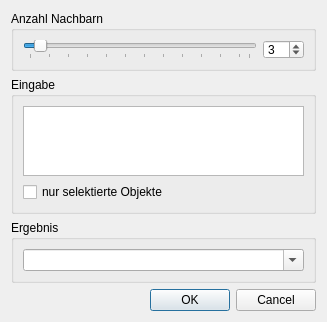
Old version of the form ui_concavehull.ui in the repository detlevn/QGIS-ConcaveHull-Plugin.
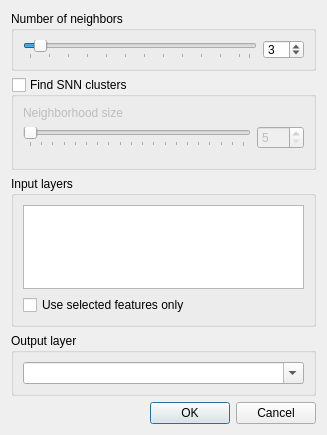
New version of the form.

What changed in the file:
```diff
--- a/ui_concavehull.ui
+++ b/ui_concavehull.ui
@@ -7,7 +7,7 @@
     <x>0</x>
     <y>0</y>
     <width>327</width>
-    <height>319</height>
+    <height>435</height>
    </rect>
   </property>
   <property name="windowTitle">
@@ -29,7 +29,7 @@
       </size>
      </property>
      <property name="title">
-      <string>Anzahl Nachbarn</string>
+      <string>Number of neighbors</string>
      </property>
      <layout class="QHBoxLayout" name="horizontalLayout">
       <item>
@@ -73,10 +73,136 @@
      </layout>
     </widget>
    </item>
+   <item>
+    <widget class="QGroupBox" name="gb_clustering">
+     <property name="minimumSize">
+      <size>
+       <width>0</width>
+       <height>0</height>
+      </size>
+     </property>
+     <property name="title">
+      <string>Find SNN clusters</string>
+     </property>
+     <property name="checkable">
+      <bool>true</bool>
+     </property>
+     <property name="checked">
+      <bool>false</bool>
+     </property>
+     <layout class="QVBoxLayout" name="verticalLayout_4">
+      <item>
+       <widget class="QFrame" name="frame">
+        <property name="sizePolicy">
+         <sizepolicy hsizetype="MinimumExpanding" vsizetype="Maximum">
+          <horstretch>0</horstretch>
+          <verstretch>0</verstretch>
+         </sizepolicy>
+        </property>
+        <property name="frameShape">
+         <enum>QFrame::NoFrame</enum>
+        </property>
+        <property name="frameShadow">
+         <enum>QFrame::Plain</enum>
+        </property>
+        <property name="lineWidth">
+         <number>0</number>
+        </property>
+        <layout class="QHBoxLayout" name="horizontalLayout_2">
+         <property name="margin">
+          <number>0</number>
+         </property>
+         <item>
+          <widget class="QLabel" name="label">
+           <property name="sizePolicy">
+            <sizepolicy hsizetype="Preferred" vsizetype="Maximum">
+             <horstretch>0</horstretch>
+             <verstretch>0</verstretch>
+            </sizepolicy>
+           </property>
+           <property name="text">
+            <string>Neighborhood size</string>
+           </property>
+          </widget>
+         </item>
+        </layout>
+       </widget>
+      </item>
+      <item>
+       <widget class="QFrame" name="frame_2">
+        <property name="sizePolicy">
+         <sizepolicy hsizetype="Preferred" vsizetype="Preferred">
+          <horstretch>0</horstretch>
+          <verstretch>0</verstretch>
+         </sizepolicy>
+        </property>
+        <property name="frameShape">
+         <enum>QFrame::NoFrame</enum>
+        </property>
+        <property name="frameShadow">
+         <enum>QFrame::Plain</enum>
+        </property>
+        <property name="lineWidth">
+         <number>0</number>
+        </property>
+        <layout class="QHBoxLayout" name="horizontalLayout_3">
+         <property name="leftMargin">
+          <number>0</number>
+         </property>
+         <property name="topMargin">
+          <number>0</number>
+         </property>
+         <property name="rightMargin">
+          <number>0</number>
+         </property>
+         <item>
+          <widget class="QSlider" name="horizontalSlider_2">
+           <property name="minimum">
+            <number>5</number>
+           </property>
+           <property name="maximum">
+            <number>100</number>
+           </property>
+           <property name="pageStep">
+            <number>5</number>
+           </property>
+           <property name="value">
+            <number>5</number>
+           </property>
+           <property name="orientation">
+            <enum>Qt::Horizontal</enum>
+           </property>
+           <property name="tickPosition">
+            <enum>QSlider::TicksBelow</enum>
+           </property>
+           <property name="tickInterval">
+            <number>5</number>
+           </property>
+          </widget>
+         </item>
+         <item>
+          <widget class="QSpinBox" name="sb_neighborhood_list_size">
+           <property name="minimum">
+            <number>5</number>
+           </property>
+           <property name="maximum">
+            <number>100</number>
+           </property>
+           <property name="value">
+            <number>5</number>
+           </property>
+          </widget>
+         </item>
+        </layout>
+       </widget>
+      </item>
+     </layout>
+    </widget>
+   </item>
    <item>
     <widget class="QGroupBox" name="groupBox_2">
      <property name="title">
-      <string>Eingabe</string>
+      <string>Input layers</string>
      </property>
      <property name="checkable">
       <bool>false</bool>
@@ -92,7 +218,7 @@
       <item>
        <widget class="QCheckBox" name="cb_selected_only">
         <property name="text">
-         <string>nur selektierte Objekte</string>
+         <string>Use selected features only</string>
         </property>
        </widget>
       </item>
@@ -102,7 +228,7 @@
    <item>
     <widget class="QGroupBox" name="groupBox_3">
      <property name="title">
-      <string>Ergebnis</string>
+      <string>Output layer</string>
      </property>
      <layout class="QVBoxLayout" name="verticalLayout_3">
       <item>
```
Left out of the diff: 32 changed lines with no effect on the pictures.
